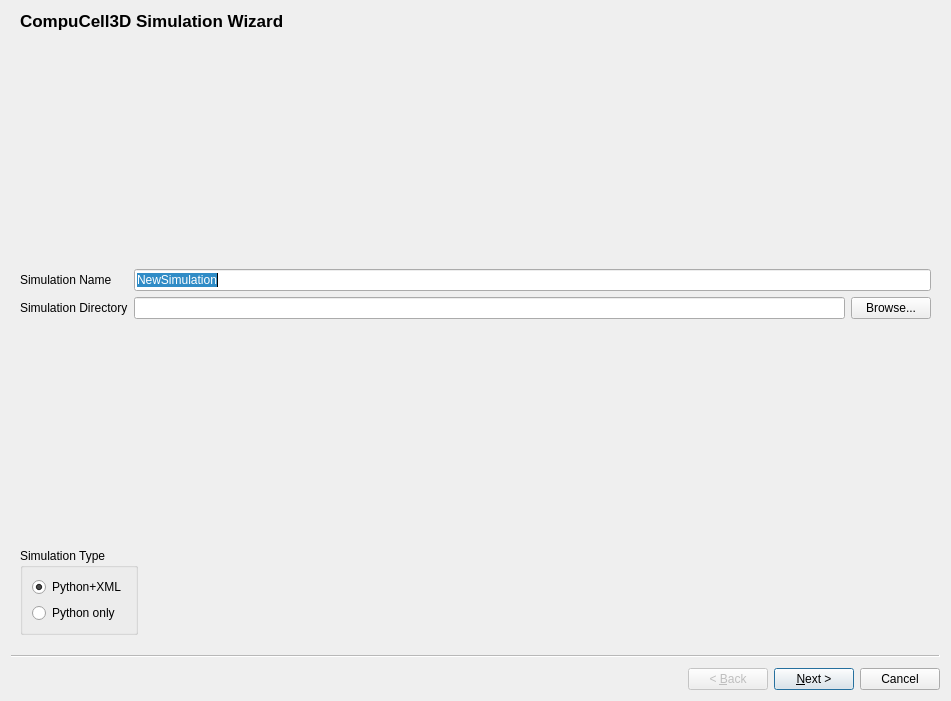
Above: cc3d/twedit5/Plugins/CC3DProject/NewSimulationWizard.ui from CompuCell3D/cc3d-twedit5 before the change. Below: the same form after it.
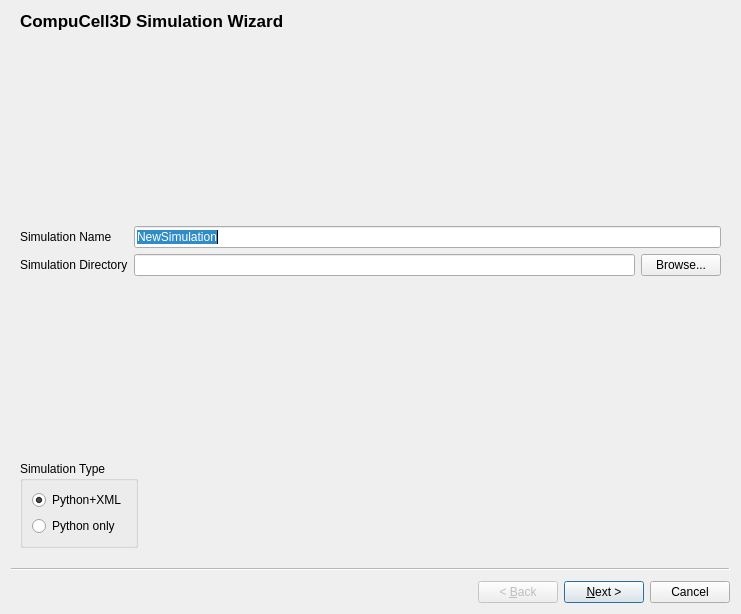
That is the form after the change.

Commit message: Solving the conflicts between Leo's and Liam's changes to wizard

```diff
--- a/cc3d/twedit5/Plugins/CC3DProject/NewSimulationWizard.ui
+++ b/cc3d/twedit5/Plugins/CC3DProject/NewSimulationWizard.ui
@@ -6,8 +6,8 @@
    <rect>
     <x>0</x>
     <y>0</y>
-    <width>951</width>
-    <height>701</height>
+    <width>741</width>
+    <height>614</height>
    </rect>
   </property>
   <property name="windowTitle">
```
Left out of the diff: 12 changed lines with no effect on the pictures. The commit also changes 2 other files.
